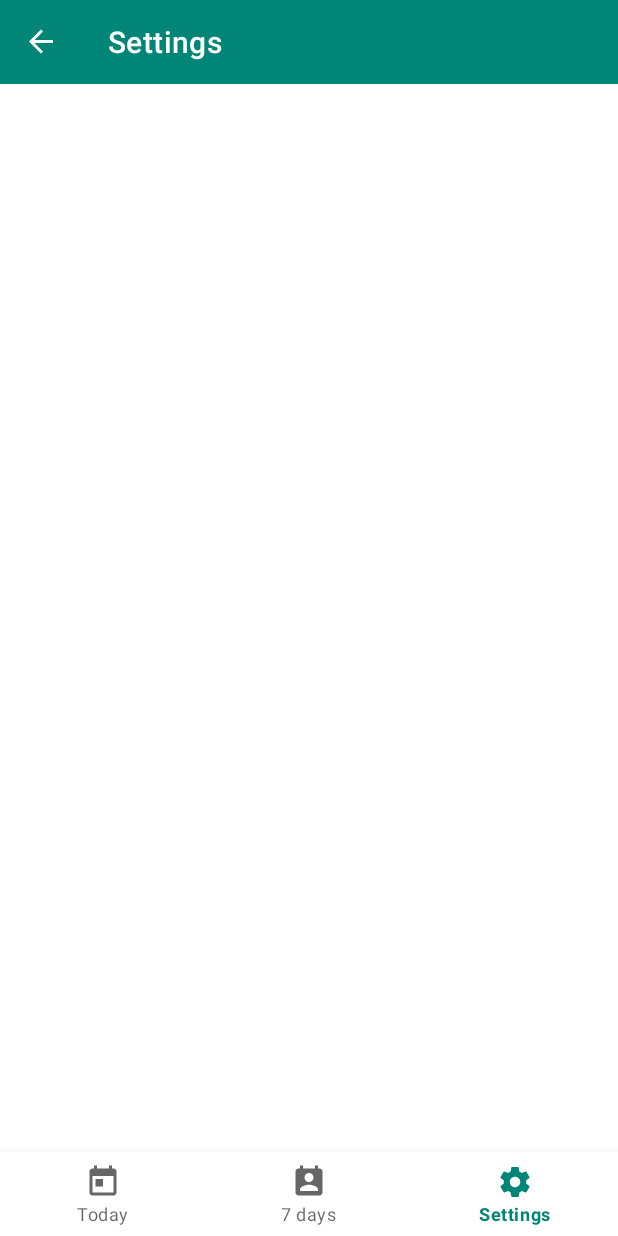
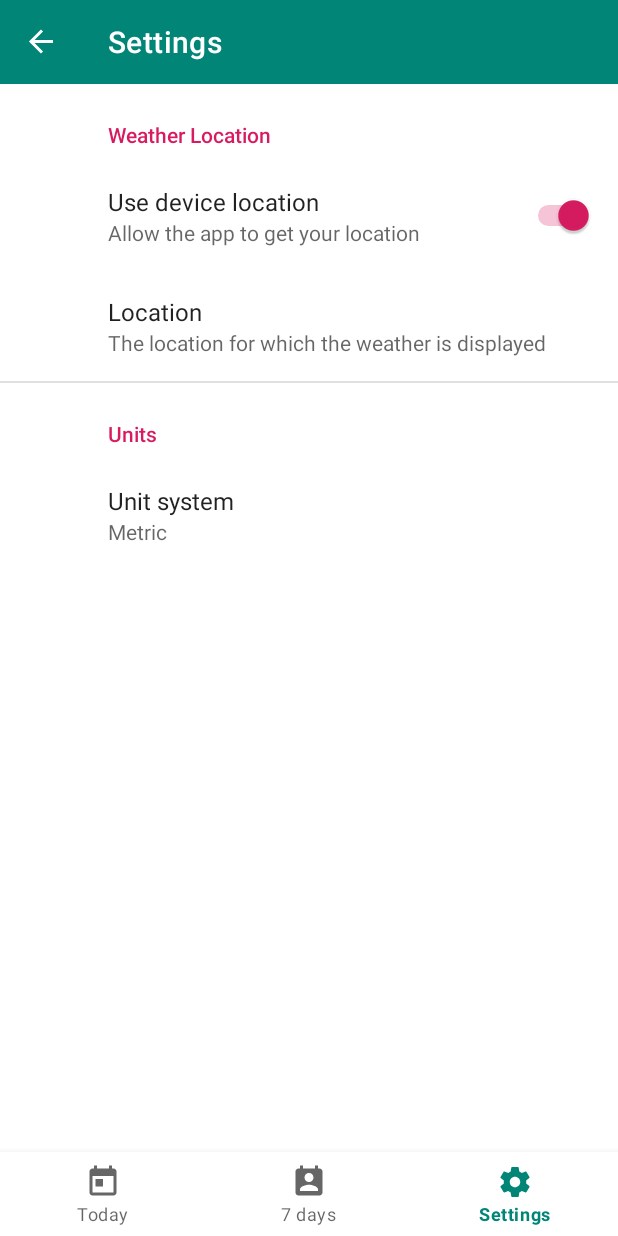
Before and after one commit to Ni3verma/weather-forecast, an Android app: the screen it shows after launch (MainActivity), item 3 of the bottom bar chosen, on a phone screen of 412 x 824 dp. Run offline under Robolectric (Android 15) with nearby library versions, the phone set to English and light mode, and no system bars; our stand-ins replace androidx.preference, navigation-ui; libraries missing offline, so code that uses them is left out: com.jakewharton.threetenabp, org.kodein.di; pictures from the network do not load; 5 statements that could not run were skipped.

Commit message:
settings fragment and unit system

```diff
--- a/app/build.gradle
+++ b/app/build.gradle
@@ -73,4 +73,7 @@ dependencies {
     implementation "com.github.bumptech.glide:glide:$glide_version"
     kapt "com.github.bumptech.glide:compiler:$glide_version"
 
+    //Preference
+    implementation "androidx.preference:preference:1.0.0"
+
 }
--- a/app/src/main/java/com/nitin/weather/ForecastApplication.kt
+++ b/app/src/main/java/com/nitin/weather/ForecastApplication.kt
@@ -4,6 +4,8 @@ import android.app.Application
 import com.jakewharton.threetenabp.AndroidThreeTen
 import com.nitin.weather.data.db.ForecastDatabase
 import com.nitin.weather.data.network.*
+import com.nitin.weather.data.provider.UnitProvider
+import com.nitin.weather.data.provider.UnitProviderImpl
 import com.nitin.weather.data.repository.ForecastRepository
 import com.nitin.weather.data.repository.ForecastRepositoryImpl
 import com.nitin.weather.ui.weather.current.CurrentWeatherViewModelFactory
@@ -25,7 +27,8 @@ class ForecastApplication : Application(), KodeinAware {
         bind() from singleton { ApixuWeatherApiService(instance()) }
         bind<WeatherNetworkDataSource>() with singleton { WeatherNetworkDataSourceImpl(instance()) }
         bind<ForecastRepository>() with singleton { ForecastRepositoryImpl(instance(), instance()) }
-        bind() from provider { CurrentWeatherViewModelFactory(instance()) }
+        bind<UnitProvider>() with singleton { UnitProviderImpl(instance()) }
+        bind() from provider { CurrentWeatherViewModelFactory(instance(), instance()) }
     }
 
     override fun onCreate() {
--- /dev/null
+++ b/app/src/main/java/com/nitin/weather/data/provider/UnitProvider.kt
@@ -0,0 +1,7 @@
+package com.nitin.weather.data.provider
+
+import com.nitin.weather.internal.UnitSystem
+
+interface UnitProvider {
+    fun getUnitSystem(): UnitSystem
+}
--- a/app/src/main/java/com/nitin/weather/ui/settings/SettingsFragment.kt
+++ b/app/src/main/java/com/nitin/weather/ui/settings/SettingsFragment.kt
@@ -1,7 +1,18 @@
 package com.nitin.weather.ui.settings
 
-import androidx.fragment.app.Fragment
+import android.os.Bundle
+import androidx.appcompat.app.AppCompatActivity
+import androidx.preference.PreferenceFragmentCompat
+import com.nitin.weather.R
 
-//TODO make it preference fragment
-class SettingsFragment : Fragment() {
+class SettingsFragment : PreferenceFragmentCompat() {
+    override fun onCreatePreferences(savedInstanceState: Bundle?, rootKey: String?) {
+        addPreferencesFromResource(R.xml.preferences)
+    }
+
+    override fun onActivityCreated(savedInstanceState: Bundle?) {
+        super.onActivityCreated(savedInstanceState)
+        (activity as AppCompatActivity).supportActionBar?.title = "Settings"
+        (activity as AppCompatActivity).supportActionBar?.subtitle = null
+    }
 }
--- a/app/src/main/java/com/nitin/weather/ui/weather/current/CurrentWeatherFragment.kt
+++ b/app/src/main/java/com/nitin/weather/ui/weather/current/CurrentWeatherFragment.kt
@@ -57,7 +57,7 @@ class CurrentWeatherFragment : ScopedFragment(), KodeinAware {
             updateVisibility(it.visibilityDistance)
 
             GlideApp.with(this@CurrentWeatherFragment)
-                .load("http:${it.conditionIconUrl}")
+                .load("https:${it.conditionIconUrl}")
                 .into(imageView_condition_icon)
         })
     }
--- a/app/src/main/java/com/nitin/weather/ui/weather/current/CurrentWeatherViewModelFactory.kt
+++ b/app/src/main/java/com/nitin/weather/ui/weather/current/CurrentWeatherViewModelFactory.kt
@@ -2,12 +2,14 @@ package com.nitin.weather.ui.weather.current
 
 import androidx.lifecycle.ViewModel
 import androidx.lifecycle.ViewModelProvider
+import com.nitin.weather.data.provider.UnitProvider
 import com.nitin.weather.data.repository.ForecastRepository
 
 class CurrentWeatherViewModelFactory(
-    private val forecastRepository: ForecastRepository
+    private val forecastRepository: ForecastRepository,
+    private val unitProvider: UnitProvider
 ) : ViewModelProvider.NewInstanceFactory() {
     override fun <T : ViewModel?> create(modelClass: Class<T>): T {
-        return CurrentWeatherViewModel(forecastRepository) as T
+        return CurrentWeatherViewModel(forecastRepository, unitProvider) as T
     }
 }
--- /dev/null
+++ b/app/src/main/res/values/arrays.xml
@@ -0,0 +1,12 @@
+<?xml version="1.0" encoding="utf-8"?>
+<resources>
+    <string-array name="unit_system_values">
+        <item>METRIC</item>
+        <item>IMPERIAL</item>
+    </string-array>
+
+    <string-array name="unit_system_entries">
+        <item>Metric</item>
+        <item>Imperial</item>
+    </string-array>
+</resources>
--- /dev/null
+++ b/app/src/main/res/xml/preferences.xml
@@ -0,0 +1,28 @@
+<?xml version="1.0" encoding="utf-8"?>
+<PreferenceScreen xmlns:android="http://schemas.android.com/apk/res/android">
+    <PreferenceCategory android:title="Weather Location">
+        <SwitchPreference
+            android:key="USE_DEVICE_LOCATION"
+            android:title="Use device location"
+            android:summary="Allow the app to get your location"
+            android:defaultValue="true"
+            android:disableDependentsState="true" />
+
+        <EditTextPreference
+            android:key="CUSTOM_LOCATION"
+            android:title="Location"
+            android:summary="The location for which the weather is displayed"
+            android:defaultValue="India"
+            android:dependency="USE_DEVICE_LOCATION" />
+    </PreferenceCategory>
+
+    <PreferenceCategory android:title="Units">
+        <ListPreference
+            android:key="UNIT_SYSTEM"
+            android:title="Unit system"
+            android:summary="%s"
+            android:defaultValue="METRIC"
+            android:entries="@array/unit_system_entries"
+            android:entryValues="@array/unit_system_values" />
+    </PreferenceCategory>
+</PreferenceScreen>
```
Also changed, not shown: app/src/main/java/com/nitin/weather/data/provider/UnitProviderImpl.kt (added, +20 -0 lines), app/src/main/java/com/nitin/weather/ui/weather/current/CurrentWeatherViewModel.kt (+5 -2 lines).
